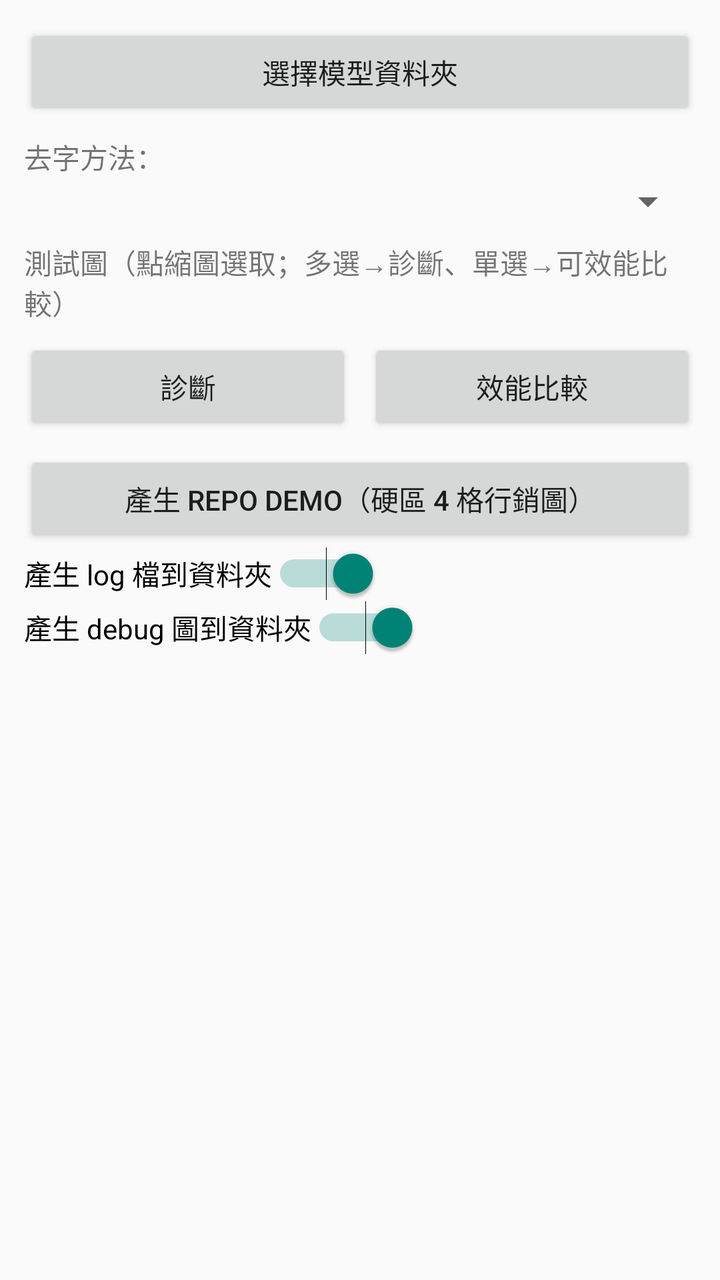
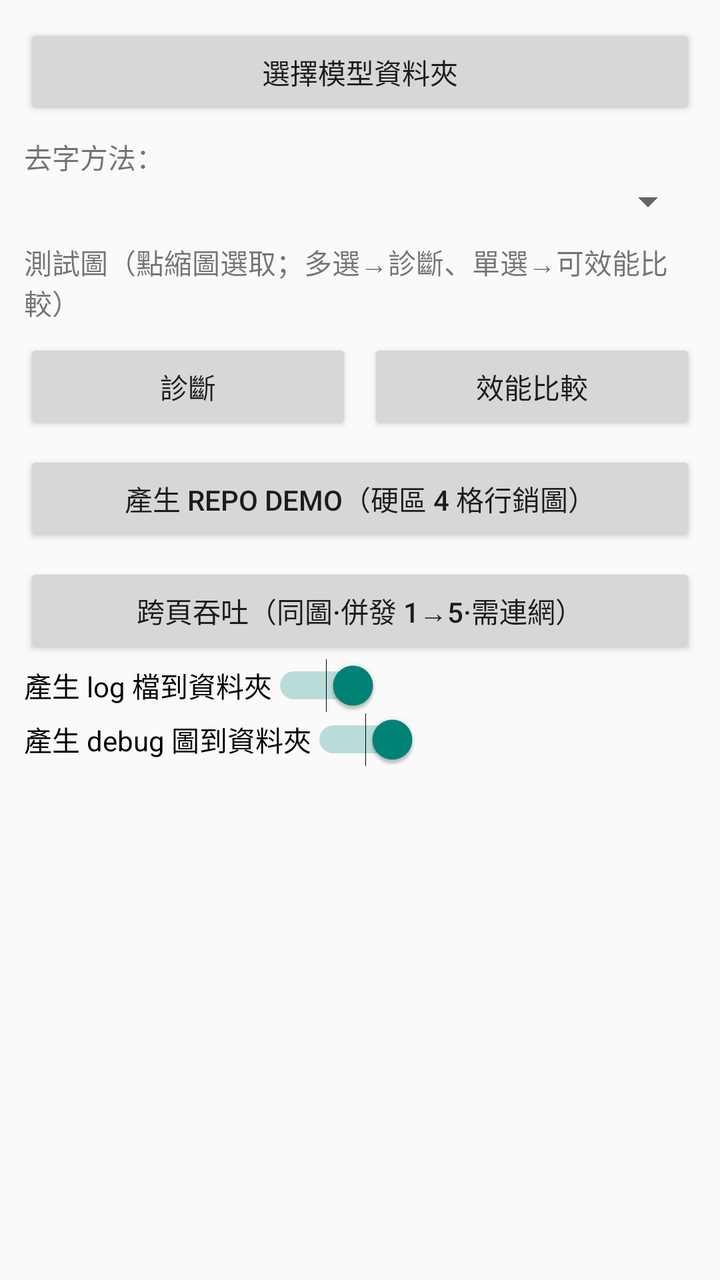

The first picture is an Android layout as it rendered before a commit; the second is the same layout after the commit. The layout source and the unified diff follow.
<!-- AndroidManifest.xml: application theme Theme.AppCompat.DayNight.NoActionBar -->
<!-- res/layout/activity_main.xml -->
<?xml version="1.0" encoding="utf-8"?>
<ScrollView xmlns:android="http://schemas.android.com/apk/res/android"
    android:id="@+id/scroll"
    android:layout_width="match_parent"
    android:layout_height="match_parent"
    android:fillViewport="true">

    <LinearLayout
        android:layout_width="match_parent"
        android:layout_height="wrap_content"
        android:orientation="vertical"
        android:padding="12dp">

        
        <Button
            android:id="@+id/pickFolderButton"
            android:layout_width="match_parent"
            android:layout_height="wrap_content"
            android:text="選擇模型資料夾" />

        <TextView
            android:id="@+id/inpaintLabel"
            android:layout_width="wrap_content"
            android:layout_height="wrap_content"
            android:layout_marginTop="8dp"
            android:text="去字方法：" />

        <Spinner
            android:id="@+id/inpaintSpinner"
            android:layout_width="match_parent"
            android:layout_height="wrap_content" />

        <TextView
            android:layout_width="wrap_content"
            android:layout_height="wrap_content"
            android:layout_marginTop="8dp"
            android:text="測試圖（點縮圖選取；多選→診斷、單選→可效能比較）" />

        <HorizontalScrollView
            android:layout_width="match_parent"
            android:layout_height="wrap_content">

            <LinearLayout
                android:id="@+id/thumbStrip"
                android:layout_width="wrap_content"
                android:layout_height="wrap_content"
                android:orientation="horizontal" />
        </HorizontalScrollView>

        <LinearLayout
            android:layout_width="match_parent"
            android:layout_height="wrap_content"
            android:layout_marginTop="8dp"
            android:orientation="horizontal">

            <Button
                android:id="@+id/detectButton"
                android:layout_width="0dp"
                android:layout_height="wrap_content"
                android:layout_weight="1"
                android:text="診斷" />

            <Button
                android:id="@+id/inpaintCompareButton"
                android:layout_width="0dp"
                android:layout_height="wrap_content"
                android:layout_marginStart="8dp"
                android:layout_weight="1"
                android:text="效能比較" />
        </LinearLayout>

        <Button
            android:id="@+id/repoDemoButton"
            android:layout_width="match_parent"
            android:layout_height="wrap_content"
            android:layout_marginTop="8dp"
            android:text="產生 repo demo（硬區 4 格行銷圖）" />

        <Switch
            android:id="@+id/genLogSwitch"
            android:layout_width="wrap_content"
            android:layout_height="wrap_content"
            android:checked="true"
            android:text="產生 log 檔到資料夾" />

        <Switch
            android:id="@+id/genImgSwitch"
            android:layout_width="wrap_content"
            android:layout_height="wrap_content"
            android:checked="true"
            android:text="產生 debug 圖到資料夾" />

        
        <LinearLayout
            android:id="@+id/outputContainer"
            android:layout_width="match_parent"
            android:layout_height="wrap_content"
            android:layout_marginTop="8dp"
            android:orientation="vertical">

            <TextView
                android:id="@+id/logText"
                android:layout_width="match_parent"
                android:layout_height="wrap_content"
                android:fontFamily="monospace"
                android:textSize="12sp"
                android:textIsSelectable="true"
                android:text="" />
        </LinearLayout>

    </LinearLayout>
</ScrollView>
<!-- resources referenced by this layout -->
<resources>

</resources>

<!-- the commit's change to res/layout/activity_main.xml (unified diff, before → after) -->
@@ -76,6 +76,13 @@
             android:layout_marginTop="8dp"
             android:text="產生 repo demo（硬區 4 格行銷圖）" />
 
+        <Button
+            android:id="@+id/crossPageButton"
+            android:layout_width="match_parent"
+            android:layout_height="wrap_content"
+            android:layout_marginTop="8dp"
+            android:text="跨頁吞吐（同圖·併發 1→5·需連網）" />
+
         <Switch
             android:id="@+id/genLogSwitch"
             android:layout_width="wrap_content"
